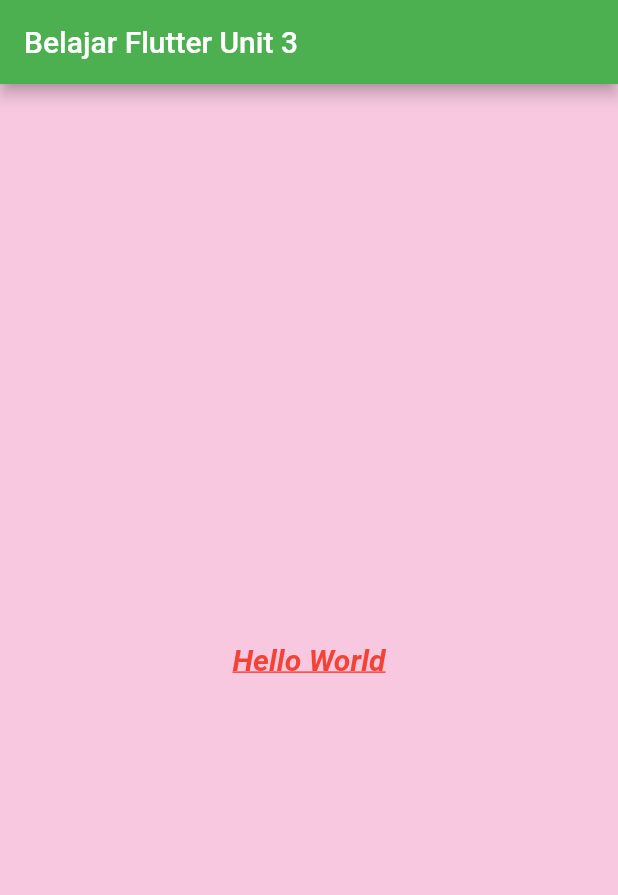
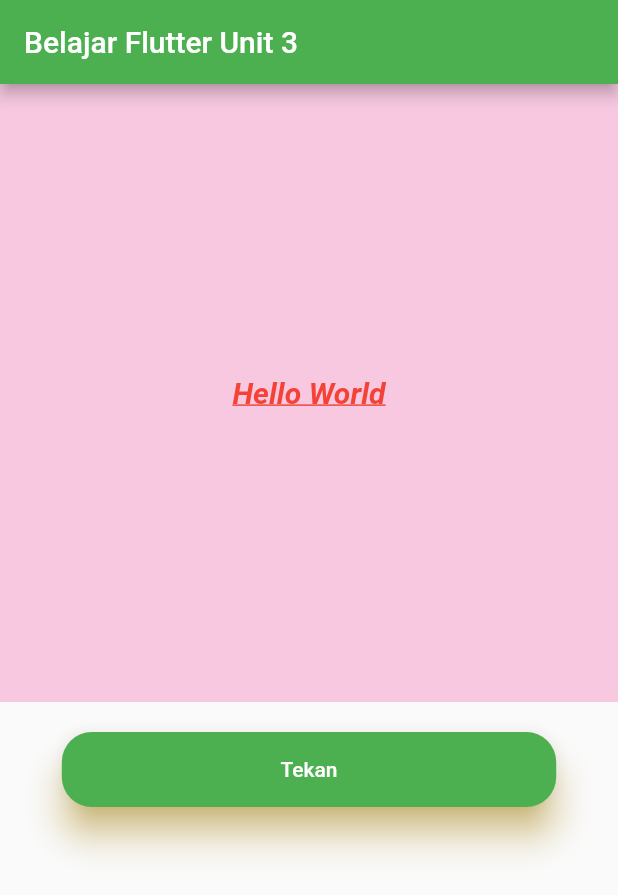
Before and after one commit to simax1721/belajar_flutter_unit3-1, a Flutter app: the screen it shows after launch, on a phone screen of 412 x 824 dp. Shown: the top 895 px of the screen. Run offline on Flutter 3.47's test engine with Material 2 defaults, Android fonts, the phone set to English and light mode, and no system bars.

Commit message:
belajar column, row dan button

```diff
--- a/lib/my_home_page.dart
+++ b/lib/my_home_page.dart
@@ -8,15 +8,17 @@ class MyHomePage extends StatelessWidget {
 
   @override
   Widget build(BuildContext context) {
-    // dad
     return Scaffold(
       appBar: AppBar(
         title: const Text("Belajar Flutter Unit 3"),
         centerTitle: false,
         backgroundColor: Colors.green,
       ),
-      body: Container(
-        height: MediaQuery.of(context).size.height,
+      body: Column(
+        children: [
+          Flexible(
+            child: Container(
+              height: MediaQuery.of(context).size.height * 0.5,
               width: MediaQuery.of(context).size.width,
               color: const Color(0xFFF7C8E0),
               child: const Center(
@@ -32,6 +34,30 @@ class MyHomePage extends StatelessWidget {
                 ),
               ),
             ),
+          ),
+          SizedBox(height: 20),
+          SizedBox(
+            height: 50,
+            width: MediaQuery.of(context).size.width * 0.8,
+            child: ElevatedButton(
+              onPressed: () {},
+              child: Text("Tekan"),
+              style: ElevatedButton.styleFrom(
+                backgroundColor: Colors.green,
+                shape: RoundedRectangleBorder(
+                  borderRadius: BorderRadius.circular(20),
+                ),
+                elevation: 10,
+                shadowColor: Colors.amber,
+                padding: EdgeInsets.symmetric(
+                  horizontal: 30,
+                  vertical: 15,
+                ),
+              ),
+            ),
+          )
+        ],
+      ),
     );
   }
 }
```
Lines whose indentation alone changed are shown as unchanged.
